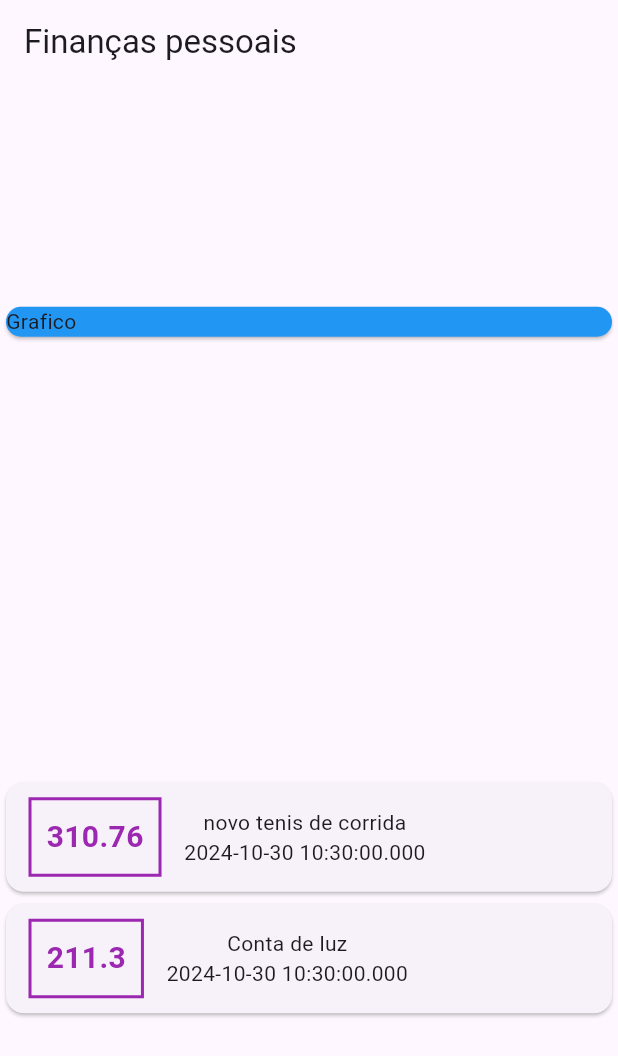
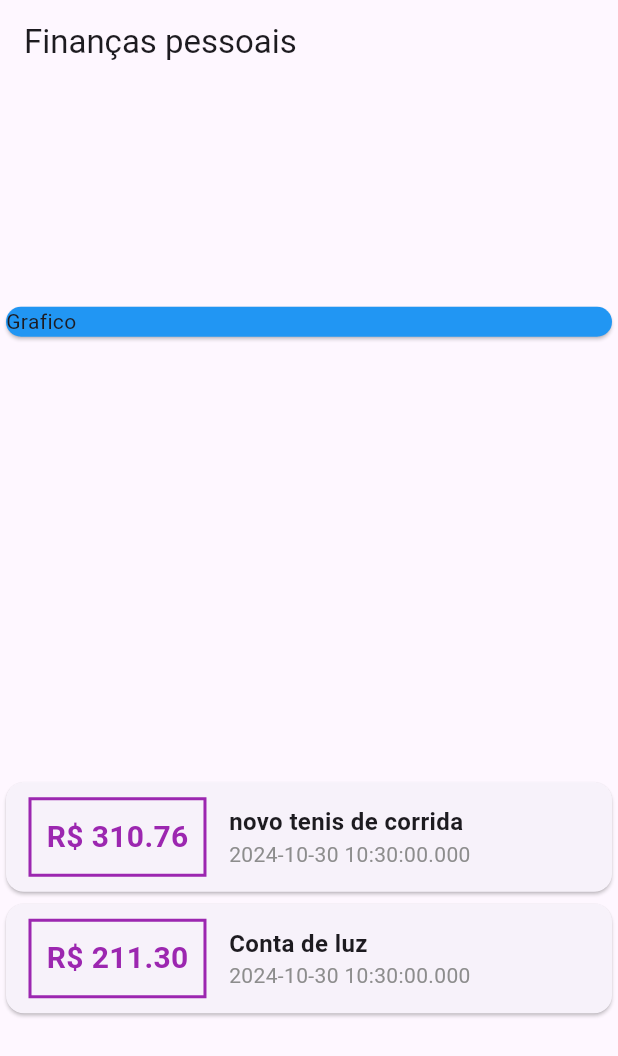
Before and after one commit to ruuanmanoel/finance-app, a Flutter app: the screen it shows after launch, on a phone screen of 412 x 824 dp. Shown: the top 1056 px of the screen. Run offline on Flutter 3.47's test engine with Material 3 defaults, Android fonts, the phone set to English and light mode, and no system bars; missing offline and left inert: dart:ffi.

Commit message:
Estilizando texto dos card

```diff
--- a/lib/main.dart
+++ b/lib/main.dart
@@ -63,7 +63,7 @@ class MyHomePage extends StatelessWidget {
                       ),
                       padding: const EdgeInsets.all(10.0),
                       child: Text(
-                        tr.value.toString(),
+                        'R\$ ${tr.value.toStringAsFixed(2)}',
                         style: const TextStyle(
                           fontWeight: FontWeight.bold,
                           fontSize: 20,
@@ -72,9 +72,21 @@ class MyHomePage extends StatelessWidget {
                       ),
                     ),
                     Column(
+                      crossAxisAlignment: CrossAxisAlignment.start,
                       children: [
-                        Text(tr.title),
-                        Text(tr.date.toString()),
+                        Text(
+                          tr.title,
+                          style: const TextStyle(
+                            fontWeight: FontWeight.bold,
+                            fontSize: 16,
+                          ),
+                        ),
+                        Text(
+                          tr.date.toString(),
+                          style: const TextStyle(
+                            color: Color.fromARGB(255, 141, 141, 141),
+                          ),
+                        ),
                       ],
                     )
                   ],
```
